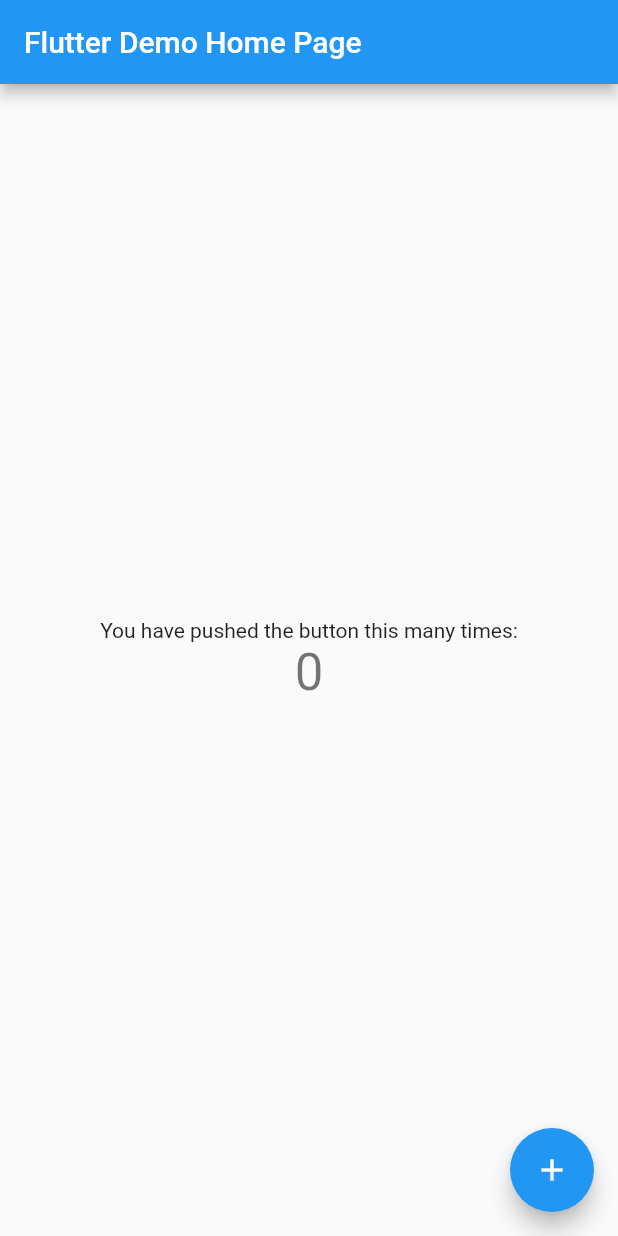
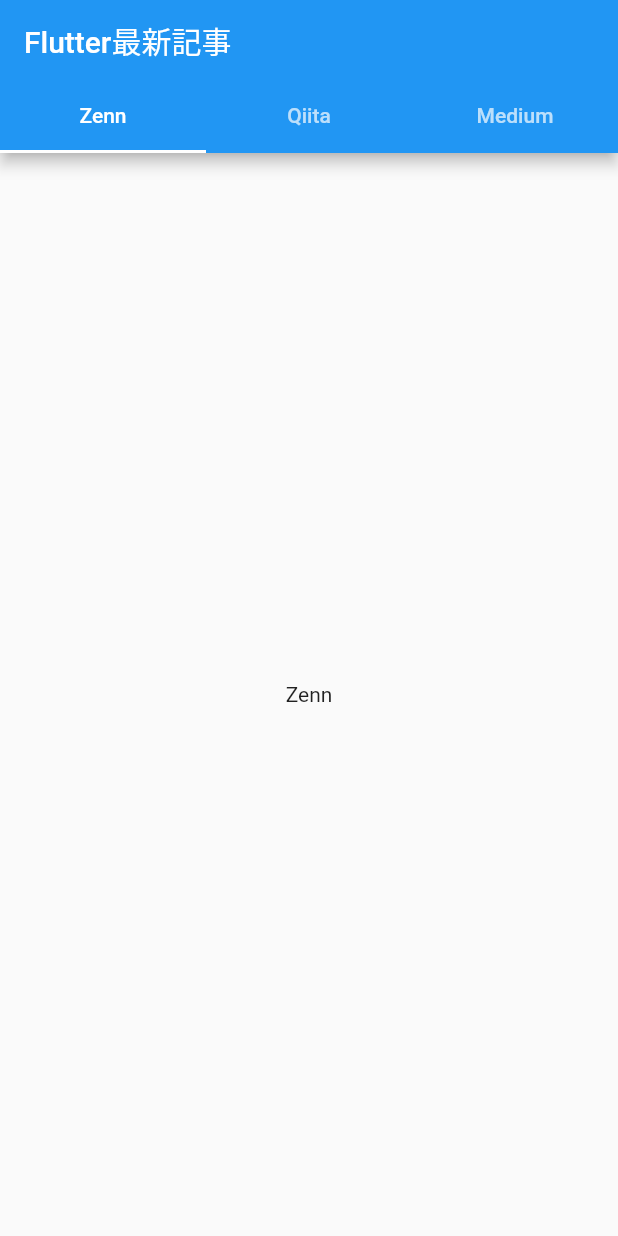
Before and after one commit to K9i-0/flutter_feed_viewer, a Flutter app: the screen it shows after launch, on a phone screen of 412 x 824 dp. Run offline on Flutter 3.47's test engine with Material 2 defaults, Android fonts, the phone set to English and light mode, and no system bars; our stand-ins replace flutter_hooks, hooks_riverpod.

Commit message:
✨基本となるフィード画面を実装

```diff
--- a/analysis_options.yaml
+++ b/analysis_options.yaml
@@ -27,3 +27,7 @@
 
 # Additional information about this file can be found at
 # https://dart.dev/guides/language/analysis-options
+
+analyzer:
+  errors:
+    todo: ignore
--- /dev/null
+++ b/lib/feature/feed/feed_category.dart
@@ -0,0 +1,8 @@
+enum FeedCategory {
+  zenn('Zenn'),
+  qiita('Qiita'),
+  medium('Medium');
+
+  final String label;
+  const FeedCategory(this.label);
+}
--- /dev/null
+++ b/lib/feature/feed/feed_screen.dart
@@ -0,0 +1,25 @@
+import 'package:flutter/material.dart';
+import 'package:flutter_feed_viewer/feature/feed/feed_category.dart';
+import 'package:flutter_feed_viewer/feature/feed/ui/feed_app_bar.dart';
+import 'package:flutter_feed_viewer/feature/feed/ui/feed_body.dart';
+import 'package:flutter_hooks/flutter_hooks.dart';
+import 'package:hooks_riverpod/hooks_riverpod.dart';
+
+class FeedScreen extends HookConsumerWidget {
+  const FeedScreen({super.key});
+
+  @override
+  Widget build(BuildContext context, WidgetRef ref) {
+    final tabController =
+        useTabController(initialLength: FeedCategory.values.length);
+
+    return Scaffold(
+      appBar: FeedAppBar(
+        tabController: tabController,
+      ),
+      body: FeedBody(
+        tabController: tabController,
+      ),
+    );
+  }
+}
--- /dev/null
+++ b/lib/feature/feed/ui/feed_app_bar.dart
@@ -0,0 +1,35 @@
+import 'package:flutter/material.dart';
+import 'package:flutter_feed_viewer/feature/feed/feed_category.dart';
+
+class FeedAppBar extends StatelessWidget implements PreferredSizeWidget {
+  final TabController tabController;
+  const FeedAppBar({
+    super.key,
+    required this.tabController,
+  });
+
+  @override
+  Widget build(BuildContext context) {
+    return AppBar(
+      title: const Text('Flutter最新記事'),
+      bottom: TabBar(
+        controller: tabController,
+        tabs: FeedCategory.values
+            .map(
+              (e) => Tab(
+                text: e.label,
+              ),
+            )
+            .toList(),
+      ),
+    );
+  }
+
+  @override
+  Size get preferredSize => Size.fromHeight(
+        kToolbarHeight +
+            const Tab(
+              text: '',
+            ).preferredSize.height,
+      );
+}
--- /dev/null
+++ b/lib/feature/feed/ui/feed_body.dart
@@ -0,0 +1,25 @@
+import 'package:flutter/material.dart';
+import 'package:flutter_feed_viewer/feature/feed/feed_category.dart';
+import 'package:hooks_riverpod/hooks_riverpod.dart';
+
+class FeedBody extends HookConsumerWidget {
+  final TabController tabController;
+  const FeedBody({
+    super.key,
+    required this.tabController,
+  });
+
+  @override
+  Widget build(BuildContext context, WidgetRef ref) {
+    return TabBarView(
+      controller: tabController,
+      children: FeedCategory.values
+          .map(
+            (e) => Center(
+              child: Text(e.label),
+            ),
+          )
+          .toList(),
+    );
+  }
+}
--- a/lib/main.dart
+++ b/lib/main.dart
@@ -1,7 +1,13 @@
 import 'package:flutter/material.dart';
+import 'package:flutter_feed_viewer/feature/feed/feed_screen.dart';
+import 'package:hooks_riverpod/hooks_riverpod.dart';
 
 void main() {
-  runApp(const MyApp());
+  runApp(
+    const ProviderScope(
+      child: MyApp(),
+    ),
+  );
 }
 
 class MyApp extends StatelessWidget {
@@ -13,103 +19,10 @@
     return MaterialApp(
       title: 'Flutter Demo',
       theme: ThemeData(
-        // This is the theme of your application.
-        //
-        // Try running your application with "flutter run". You'll see the
-        // application has a blue toolbar. Then, without quitting the app, try
-        // changing the primarySwatch below to Colors.green and then invoke
-        // "hot reload" (press "r" in the console where you ran "flutter run",
-        // or simply save your changes to "hot reload" in a Flutter IDE).
-        // Notice that the counter didn't reset back to zero; the application
-        // is not restarted.
+        // TODO(K9i-0): TabBarのM3対応がstableに入ったらuseMaterial3: trueに変える
         primarySwatch: Colors.blue,
       ),
-      home: const MyHomePage(title: 'Flutter Demo Home Page'),
+      home: const FeedScreen(),
     );
   }
 }
-
-class MyHomePage extends StatefulWidget {
-  const MyHomePage({super.key, required this.title});
-
-  // This widget is the home page of your application. It is stateful, meaning
-  // that it has a State object (defined below) that contains fields that affect
-  // how it looks.
-
-  // This class is the configuration for the state. It holds the values (in this
-  // case the title) provided by the parent (in this case the App widget) and
-  // used by the build method of the State. Fields in a Widget subclass are
-  // always marked "final".
-
-  final String title;
-
-  @override
-  State<MyHomePage> createState() => _MyHomePageState();
-}
-
-class _MyHomePageState extends State<MyHomePage> {
-  int _counter = 0;
-
-  void _incrementCounter() {
-    setState(() {
-      // This call to setState tells the Flutter framework that something has
-      // changed in this State, which causes it to rerun the build method below
-      // so that the display can reflect the updated values. If we changed
-      // _counter without calling setState(), then the build method would not be
-      // called again, and so nothing would appear to happen.
-      _counter++;
-    });
-  }
-
-  @override
-  Widget build(BuildContext context) {
-    // This method is rerun every time setState is called, for instance as done
-    // by the _incrementCounter method above.
-    //
-    // The Flutter framework has been optimized to make rerunning build methods
-    // fast, so that you can just rebuild anything that needs updating rather
-    // than having to individually change instances of widgets.
-    return Scaffold(
-      appBar: AppBar(
-        // Here we take the value from the MyHomePage object that was created by
-        // the App.build method, and use it to set our appbar title.
-        title: Text(widget.title),
-      ),
-      body: Center(
-        // Center is a layout widget. It takes a single child and positions it
-        // in the middle of the parent.
-        child: Column(
-          // Column is also a layout widget. It takes a list of children and
-          // arranges them vertically. By default, it sizes itself to fit its
-          // children horizontally, and tries to be as tall as its parent.
-          //
-          // Invoke "debug painting" (press "p" in the console, choose the
-          // "Toggle Debug Paint" action from the Flutter Inspector in Android
-          // Studio, or the "Toggle Debug Paint" command in Visual Studio Code)
-          // to see the wireframe for each widget.
-          //
-          // Column has various properties to control how it sizes itself and
-          // how it positions its children. Here we use mainAxisAlignment to
-          // center the children vertically; the main axis here is the vertical
-          // axis because Columns are vertical (the cross axis would be
-          // horizontal).
-          mainAxisAlignment: MainAxisAlignment.center,
-          children: <Widget>[
-            const Text(
-              'You have pushed the button this many times:',
-            ),
-            Text(
-              '$_counter',
-              style: Theme.of(context).textTheme.headline4,
-            ),
-          ],
-        ),
-      ),
-      floatingActionButton: FloatingActionButton(
-        onPressed: _incrementCounter,
-        tooltip: 'Increment',
-        child: const Icon(Icons.add),
-      ), // This trailing comma makes auto-formatting nicer for build methods.
-    );
-  }
-}
```
Also changed, not shown: pubspec.yaml (+2 -5 lines), pubspec.lock.
